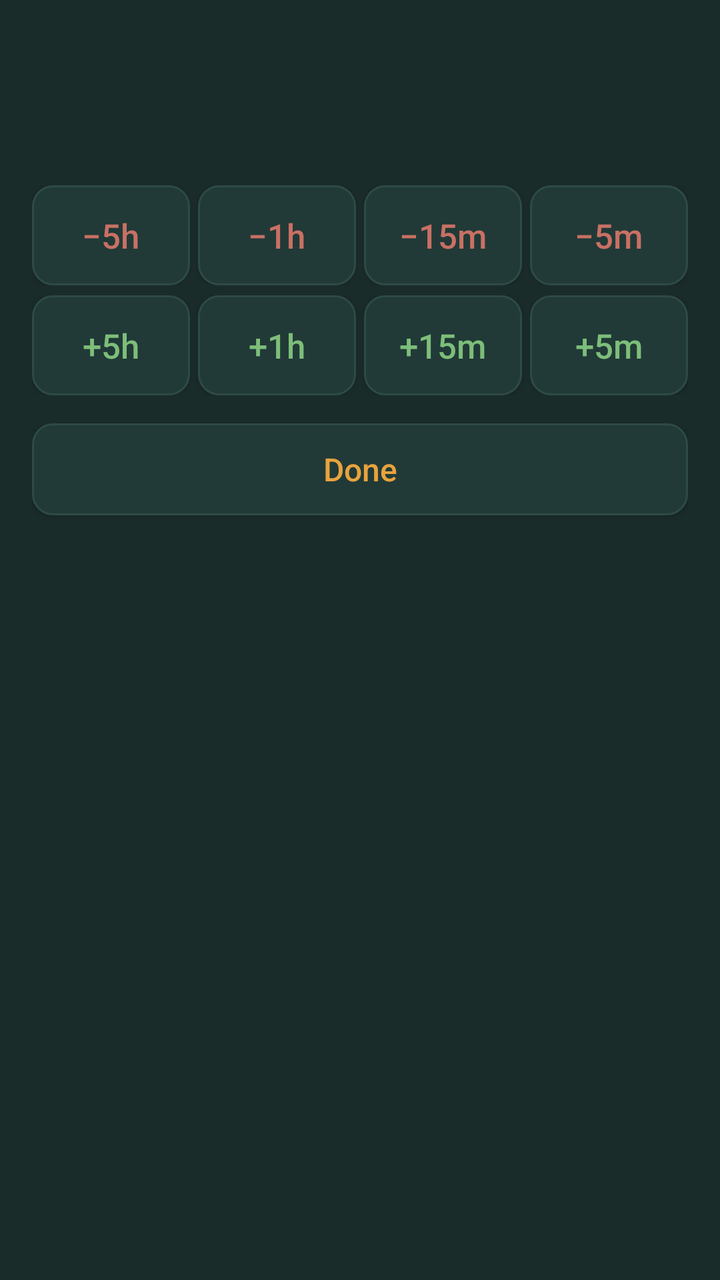
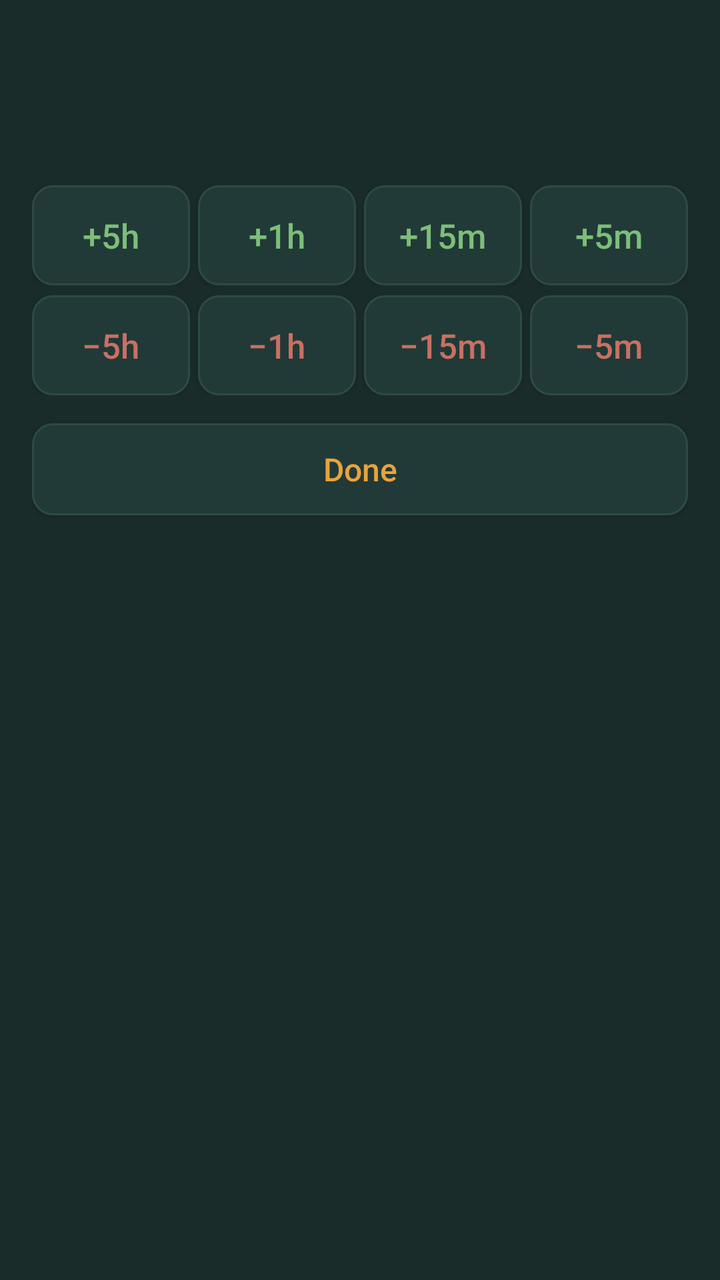

An Android layout rendered at two revisions. The XML below is the earlier revision; the diff shows what the commit changed to produce the second picture.
<!-- AndroidManifest.xml: application theme Theme.FocusLedger -->
<!-- res/layout/dialog_adjust.xml -->
<?xml version="1.0" encoding="utf-8"?>
<LinearLayout xmlns:android="http://schemas.android.com/apk/res/android"
    android:layout_width="match_parent"
    android:layout_height="wrap_content"
    android:orientation="vertical"
    android:background="#1A2C2A"
    android:padding="16dp">

    <TextView android:id="@+id/adjTitle"
        android:layout_width="match_parent" android:layout_height="wrap_content"
        android:textColor="#8FA39E" android:textSize="15sp" />
    <TextView android:id="@+id/adjValue"
        android:layout_width="match_parent" android:layout_height="wrap_content"
        android:layout_marginTop="4dp" android:layout_marginBottom="12dp"
        android:textColor="#E8A33D" android:fontFamily="monospace" android:textSize="30sp" />

    <LinearLayout android:layout_width="match_parent" android:layout_height="wrap_content"
        android:orientation="horizontal" android:weightSum="4">
        <Button android:id="@+id/adjM5h" android:layout_width="0dp" android:layout_weight="1"
            android:layout_height="50dp" android:layout_marginEnd="4dp" android:text="\u22125h"
            android:textAllCaps="false" android:textColor="#C97064" android:textSize="17sp"
            android:padding="0dp" android:background="@drawable/bg_button_small" />
        <Button android:id="@+id/adjM1h" android:layout_width="0dp" android:layout_weight="1"
            android:layout_height="50dp" android:layout_marginEnd="4dp" android:text="\u22121h"
            android:textAllCaps="false" android:textColor="#C97064" android:textSize="17sp"
            android:padding="0dp" android:background="@drawable/bg_button_small" />
        <Button android:id="@+id/adjM15" android:layout_width="0dp" android:layout_weight="1"
            android:layout_height="50dp" android:layout_marginEnd="4dp" android:text="\u221215m"
            android:textAllCaps="false" android:textColor="#C97064" android:textSize="17sp"
            android:padding="0dp" android:background="@drawable/bg_button_small" />
        <Button android:id="@+id/adjM5" android:layout_width="0dp" android:layout_weight="1"
            android:layout_height="50dp" android:text="\u22125m"
            android:textAllCaps="false" android:textColor="#C97064" android:textSize="17sp"
            android:padding="0dp" android:background="@drawable/bg_button_small" />
    </LinearLayout>

    <LinearLayout android:layout_width="match_parent" android:layout_height="wrap_content"
        android:layout_marginTop="5dp" android:orientation="horizontal" android:weightSum="4">
        <Button android:id="@+id/adjP5h" android:layout_width="0dp" android:layout_weight="1"
            android:layout_height="50dp" android:layout_marginEnd="4dp" android:text="+5h"
            android:textAllCaps="false" android:textColor="#7DBE7A" android:textSize="17sp"
            android:padding="0dp" android:background="@drawable/bg_button_small" />
        <Button android:id="@+id/adjP1h" android:layout_width="0dp" android:layout_weight="1"
            android:layout_height="50dp" android:layout_marginEnd="4dp" android:text="+1h"
            android:textAllCaps="false" android:textColor="#7DBE7A" android:textSize="17sp"
            android:padding="0dp" android:background="@drawable/bg_button_small" />
        <Button android:id="@+id/adjP15" android:layout_width="0dp" android:layout_weight="1"
            android:layout_height="50dp" android:layout_marginEnd="4dp" android:text="+15m"
            android:textAllCaps="false" android:textColor="#7DBE7A" android:textSize="17sp"
            android:padding="0dp" android:background="@drawable/bg_button_small" />
        <Button android:id="@+id/adjP5" android:layout_width="0dp" android:layout_weight="1"
            android:layout_height="50dp" android:text="+5m"
            android:textAllCaps="false" android:textColor="#7DBE7A" android:textSize="17sp"
            android:padding="0dp" android:background="@drawable/bg_button_small" />
    </LinearLayout>

    <Button android:id="@+id/adjDone"
        android:layout_width="match_parent" android:layout_height="46dp"
        android:layout_marginTop="14dp" android:text="Done" android:textAllCaps="false"
        android:textColor="#E8A33D" android:textSize="16sp"
        android:background="@drawable/bg_button_small" />
</LinearLayout>
<!-- resources referenced by this layout -->
<resources>
  <!-- drawable bg_button_small (drawable) -->
  <?xml version="1.0" encoding="utf-8"?>
  <shape xmlns:android="http://schemas.android.com/apk/res/android" android:shape="rectangle">
      <solid android:color="#213A37" />
      <corners android:radius="10dp" />
      <stroke android:width="1dp" android:color="#2E4A46" />
  </shape>
  <style name="Theme.FocusLedger" parent="Theme.AppCompat.DayNight.NoActionBar">
          <item name="colorPrimary">#E8A33D</item>
          <item name="colorPrimaryDark">#12201F</item>
          <item name="colorAccent">#6FAFC4</item>
          <item name="android:windowBackground">#12201F</item>
      </style>
</resources>

<!-- the commit's change to res/layout/dialog_adjust.xml (unified diff, before → after) -->
@@ -15,7 +15,27 @@
         android:textColor="#E8A33D" android:fontFamily="monospace" android:textSize="30sp" />
 
     <LinearLayout android:layout_width="match_parent" android:layout_height="wrap_content"
-        android:orientation="horizontal" android:weightSum="4">
+        android:orientation="horizontal">
+        <Button android:id="@+id/adjP5h" android:layout_width="0dp" android:layout_weight="1"
+            android:layout_height="50dp" android:layout_marginEnd="4dp" android:text="+5h"
+            android:textAllCaps="false" android:textColor="#7DBE7A" android:textSize="17sp"
+            android:padding="0dp" android:background="@drawable/bg_button_small" />
+        <Button android:id="@+id/adjP1h" android:layout_width="0dp" android:layout_weight="1"
+            android:layout_height="50dp" android:layout_marginEnd="4dp" android:text="+1h"
+            android:textAllCaps="false" android:textColor="#7DBE7A" android:textSize="17sp"
+            android:padding="0dp" android:background="@drawable/bg_button_small" />
+        <Button android:id="@+id/adjP15" android:layout_width="0dp" android:layout_weight="1"
+            android:layout_height="50dp" android:layout_marginEnd="4dp" android:text="+15m"
+            android:textAllCaps="false" android:textColor="#7DBE7A" android:textSize="17sp"
+            android:padding="0dp" android:background="@drawable/bg_button_small" />
+        <Button android:id="@+id/adjP5" android:layout_width="0dp" android:layout_weight="1"
+            android:layout_height="50dp" android:text="+5m"
+            android:textAllCaps="false" android:textColor="#7DBE7A" android:textSize="17sp"
+            android:padding="0dp" android:background="@drawable/bg_button_small" />
+    </LinearLayout>
+
+    <LinearLayout android:layout_width="match_parent" android:layout_height="wrap_content"
+        android:layout_marginTop="5dp" android:orientation="horizontal">
         <Button android:id="@+id/adjM5h" android:layout_width="0dp" android:layout_weight="1"
             android:layout_height="50dp" android:layout_marginEnd="4dp" android:text="\u22125h"
             android:textAllCaps="false" android:textColor="#C97064" android:textSize="17sp"
@@ -34,26 +54,6 @@
             android:padding="0dp" android:background="@drawable/bg_button_small" />
     </LinearLayout>
 
-    <LinearLayout android:layout_width="match_parent" android:layout_height="wrap_content"
-        android:layout_marginTop="5dp" android:orientation="horizontal" android:weightSum="4">
-        <Button android:id="@+id/adjP5h" android:layout_width="0dp" android:layout_weight="1"
-            android:layout_height="50dp" android:layout_marginEnd="4dp" android:text="+5h"
-            android:textAllCaps="false" android:textColor="#7DBE7A" android:textSize="17sp"
-            android:padding="0dp" android:background="@drawable/bg_button_small" />
-        <Button android:id="@+id/adjP1h" android:layout_width="0dp" android:layout_weight="1"
-            android:layout_height="50dp" android:layout_marginEnd="4dp" android:text="+1h"
-            android:textAllCaps="false" android:textColor="#7DBE7A" android:textSize="17sp"
-            android:padding="0dp" android:background="@drawable/bg_button_small" />
-        <Button android:id="@+id/adjP15" android:layout_width="0dp" android:layout_weight="1"
-            android:layout_height="50dp" android:layout_marginEnd="4dp" android:text="+15m"
-            android:textAllCaps="false" android:textColor="#7DBE7A" android:textSize="17sp"
-            android:padding="0dp" android:background="@drawable/bg_button_small" />
-        <Button android:id="@+id/adjP5" android:layout_width="0dp" android:layout_weight="1"
-            android:layout_height="50dp" android:text="+5m"
-            android:textAllCaps="false" android:textColor="#7DBE7A" android:textSize="17sp"
-            android:padding="0dp" android:background="@drawable/bg_button_small" />
-    </LinearLayout>
-
     <Button android:id="@+id/adjDone"
         android:layout_width="match_parent" android:layout_height="46dp"
         android:layout_marginTop="14dp" android:text="Done" android:textAllCaps="false"
